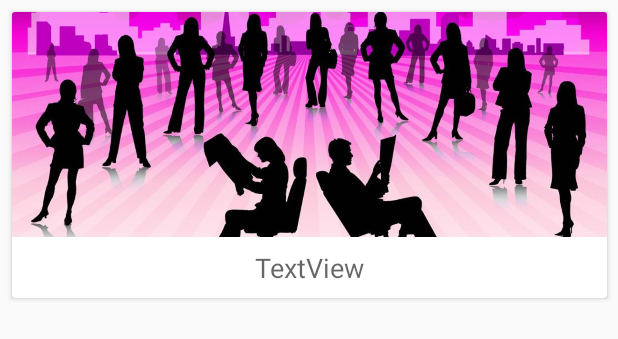
After one commit to ashish05182001/TaskNetwork, an Android app: the layout card_item_category.xml on its own in the app's theme, with its tools: preview values and no code run, on a phone screen of 412 x 824 dp. The commit adds this screen. Shown: the top 339 px of the screen. Run offline under Robolectric (Android 15) with nearby library versions, the light colour scheme and no system bars.

Commit message:
Category screen is now displaying data

```diff
--- a/app/src/main/res/layout/activity_categories.xml
+++ b/app/src/main/res/layout/activity_categories.xml
@@ -15,6 +15,7 @@
             android:layout_width="match_parent"
             android:layout_height="wrap_content"
             android:paddingBottom="8dp"
+            android:background="?attr/colorAccent"
             app:layout_scrollFlags="scroll|enterAlways"
             app:contentInsetStart="0dp">
 
@@ -28,8 +29,9 @@
     </android.support.design.widget.AppBarLayout>
 
     <android.support.v7.widget.RecyclerView
+        android:id="@+id/recyclerView"
         android:layout_width="match_parent"
-        android:layout_height="wrap_content"
+        android:layout_height="match_parent"
         app:layout_behavior="@string/appbar_scrolling_view_behavior"/>
 
 </android.support.design.widget.CoordinatorLayout>
--- /dev/null
+++ b/app/src/main/res/layout/card_item_category.xml
@@ -0,0 +1,55 @@
+<?xml version="1.0" encoding="utf-8"?>
+<android.support.constraint.ConstraintLayout xmlns:android="http://schemas.android.com/apk/res/android"
+    xmlns:app="http://schemas.android.com/apk/res-auto"
+    xmlns:tools="http://schemas.android.com/tools"
+    android:layout_width="match_parent"
+    android:layout_height="wrap_content">
+
+    <android.support.v7.widget.CardView
+        android:layout_width="0dp"
+        android:layout_height="wrap_content"
+        android:layout_marginBottom="8dp"
+        android:layout_marginEnd="7dp"
+        android:layout_marginLeft="8dp"
+        android:layout_marginRight="7dp"
+        android:layout_marginStart="8dp"
+        android:layout_marginTop="8dp"
+        app:layout_constraintBottom_toBottomOf="parent"
+        app:layout_constraintLeft_toLeftOf="parent"
+        app:layout_constraintRight_toRightOf="parent"
+        app:layout_constraintTop_toTopOf="parent"
+        app:layout_constraintVertical_bias="0.501">
+
+        <LinearLayout
+            android:layout_width="match_parent"
+            android:layout_height="wrap_content"
+            android:gravity="center_horizontal"
+            android:orientation="vertical"
+            tools:layout_editor_absoluteX="8dp"
+            tools:layout_editor_absoluteY="8dp">
+
+            <ImageView
+                android:id="@+id/imageViewCategory"
+                android:layout_width="wrap_content"
+                android:layout_height="150dp"
+                android:layout_weight="1"
+                android:scaleType="centerCrop"
+                android:src="@drawable/loginb"
+                tools:layout_editor_absoluteX="243dp"
+                tools:layout_editor_absoluteY="172dp" />
+
+            <TextView
+                android:id="@+id/textViewTitle"
+                android:layout_width="wrap_content"
+                android:layout_height="wrap_content"
+                android:layout_weight="1"
+                android:gravity="center"
+                android:padding="8dp"
+                android:text="TextView"
+                android:textAppearance="@style/TextAppearance.AppCompat.Medium"
+                tools:layout_editor_absoluteX="99dp"
+                tools:layout_editor_absoluteY="75dp" />
+        </LinearLayout>
+    </android.support.v7.widget.CardView>
+
+</android.support.constraint.ConstraintLayout>
```
Also changed, not shown: app/build.gradle (+9 -1 lines), app/src/main/AndroidManifest.xml (+10 -4 lines), app/src/main/java/sddtu/org/tasknetwork/CategoriesActivity.java (+121 -0 lines).
